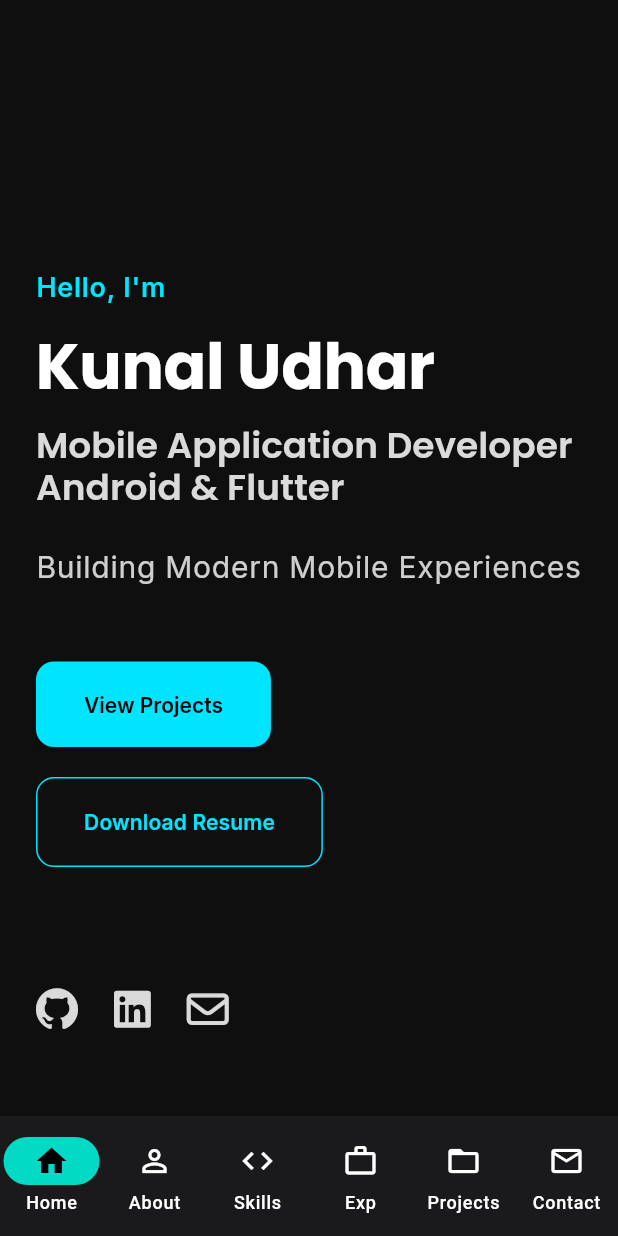
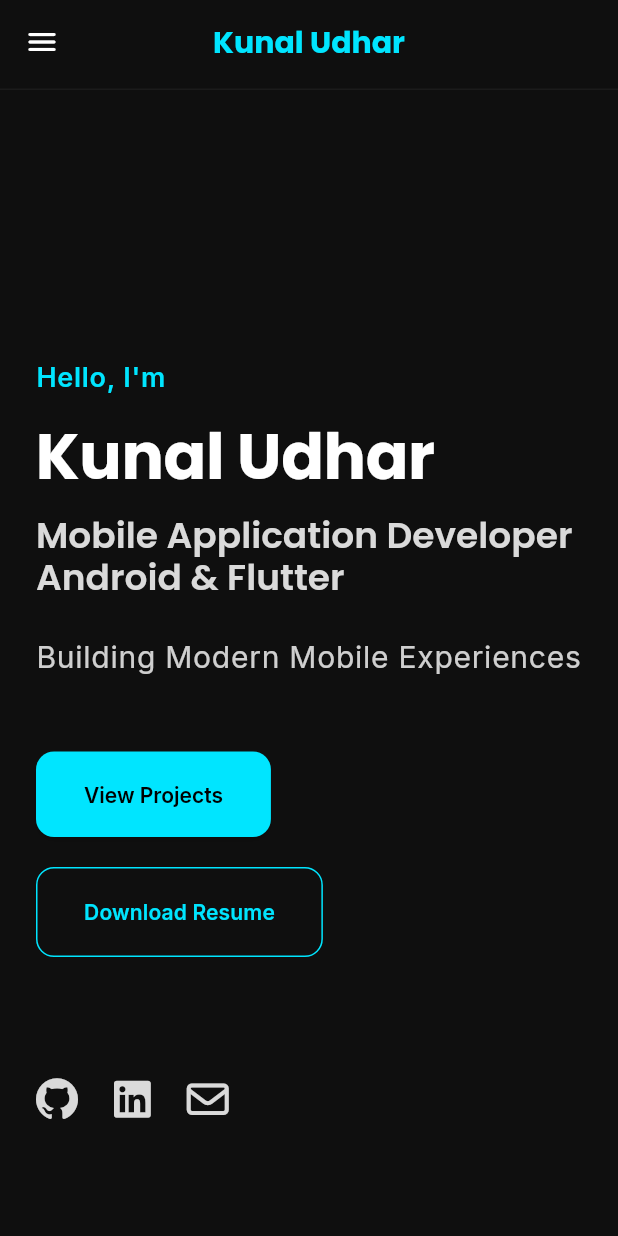
Before and after one commit to kunalkakasahebudhar/portfolio, a Flutter app: the screen it shows after launch, on a phone screen of 412 x 824 dp. Run offline on Flutter 3.47's test engine with Material 3 defaults, Android fonts, the phone set to English and light mode, and no system bars; drawn by our look-alikes of flutter_animate; our stand-ins replace flutter_riverpod, font_awesome_flutter, go_router, google_fonts.

Commit message:
some overflow issue fix

```diff
--- a/lib/shared/widgets/main_layout.dart
+++ b/lib/shared/widgets/main_layout.dart
@@ -6,6 +6,8 @@ import 'package:portfolio/features/home/presentation/home_screen.dart';
 import 'package:portfolio/features/projects/presentation/projects_screen.dart';
 import 'package:portfolio/features/skills/presentation/skills_screen.dart';
 import 'package:portfolio/shared/widgets/top_navigation_bar.dart';
+import 'package:portfolio/shared/widgets/mobile_app_bar.dart';
+import 'package:portfolio/shared/widgets/mobile_drawer.dart';
 
 class MainLayout extends StatefulWidget {
   const MainLayout({super.key});
@@ -45,6 +47,33 @@ class _MainLayoutState extends State<MainLayout> {
     final isDesktop = MediaQuery.of(context).size.width > 800;
 
     return Scaffold(
+      appBar: isDesktop ? null : const MobileAppBar(),
+      drawer: isDesktop
+          ? null
+          : MobileDrawer(
+              onNavTap: (index) {
+                switch (index) {
+                  case 0:
+                    _scrollToSection(_homeKey);
+                    break;
+                  case 1:
+                    _scrollToSection(_aboutKey);
+                    break;
+                  case 2:
+                    _scrollToSection(_skillsKey);
+                    break;
+                  case 3:
+                    _scrollToSection(_experienceKey);
+                    break;
+                  case 4:
+                    _scrollToSection(_projectsKey);
+                    break;
+                  case 5:
+                    _scrollToSection(_contactKey);
+                    break;
+                }
+              },
+            ),
       body: Column(
         children: [
           if (isDesktop)
@@ -93,64 +122,6 @@ class _MainLayoutState extends State<MainLayout> {
           ),
         ],
       ),
-      bottomNavigationBar: isDesktop
-          ? null
-          : NavigationBar(
-              destinations: const [
-                NavigationDestination(
-                  icon: Icon(Icons.home_outlined),
-                  selectedIcon: Icon(Icons.home),
-                  label: 'Home',
-                ),
-                NavigationDestination(
-                  icon: Icon(Icons.person_outline),
-                  selectedIcon: Icon(Icons.person),
-                  label: 'About',
-                ),
-                NavigationDestination(
-                  icon: Icon(Icons.code),
-                  selectedIcon: Icon(Icons.code),
-                  label: 'Skills',
-                ),
-                NavigationDestination(
-                  icon: Icon(Icons.work_outline),
-                  selectedIcon: Icon(Icons.work),
-                  label: 'Exp',
-                ),
-                NavigationDestination(
-                  icon: Icon(Icons.folder_open),
-                  selectedIcon: Icon(Icons.folder),
-                  label: 'Projects',
-                ),
-                NavigationDestination(
-                  icon: Icon(Icons.mail_outline),
-                  selectedIcon: Icon(Icons.mail),
-                  label: 'Contact',
-                ),
-              ],
-              onDestinationSelected: (int index) {
-                switch (index) {
-                  case 0:
-                    _scrollToSection(_homeKey);
-                    break;
-                  case 1:
-                    _scrollToSection(_aboutKey);
-                    break;
-                  case 2:
-                    _scrollToSection(_skillsKey);
-                    break;
-                  case 3:
-                    _scrollToSection(_experienceKey);
-                    break;
-                  case 4:
-                    _scrollToSection(_projectsKey);
-                    break;
-                  case 5:
-                    _scrollToSection(_contactKey);
-                    break;
-                }
-              },
-            ),
     );
   }
 }
--- /dev/null
+++ b/lib/shared/widgets/mobile_app_bar.dart
@@ -0,0 +1,40 @@
+import 'package:flutter/material.dart';
+import 'package:google_fonts/google_fonts.dart';
+import 'package:portfolio/core/theme/theme.dart';
+
+class MobileAppBar extends StatelessWidget implements PreferredSizeWidget {
+  const MobileAppBar({super.key});
+
+  @override
+  Widget build(BuildContext context) {
+    return AppBar(
+      backgroundColor: AppTheme.background.withValues(alpha: 0.9),
+      elevation: 0,
+      centerTitle: true,
+      title: Text(
+        'Kunal Udhar',
+        style: GoogleFonts.poppins(
+          fontSize: 20,
+          fontWeight: FontWeight.bold,
+          color: AppTheme.accentColor,
+        ),
+      ),
+      leading: Builder(
+        builder: (context) => IconButton(
+          icon: const Icon(Icons.menu_rounded, color: Colors.white),
+          onPressed: () => Scaffold.of(context).openDrawer(),
+        ),
+      ),
+      bottom: PreferredSize(
+        preferredSize: const Size.fromHeight(1),
+        child: Container(
+          color: Colors.white.withValues(alpha: 0.05),
+          height: 1,
+        ),
+      ),
+    );
+  }
+
+  @override
+  Size get preferredSize => const Size.fromHeight(60);
+}
```
Also changed, not shown: lib/features/experience/presentation/experience_screen.dart (+5 -2 lines), lib/shared/widgets/mobile_drawer.dart (added, +191 -0 lines).
